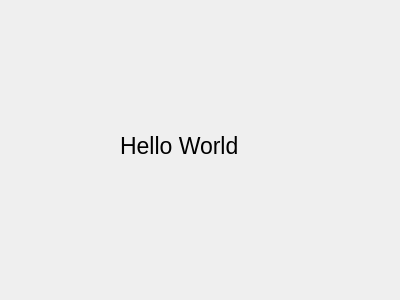
Qt form TortoiseDialog.ui (zeroreserve/tortoise) before a commit.
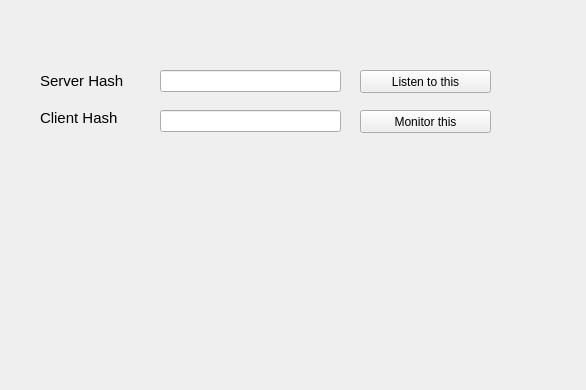
The same form after that commit.

Commit message: set the hashes from the dialog

```diff
--- a/TortoiseDialog.ui
+++ b/TortoiseDialog.ui
@@ -6,8 +6,8 @@
    <rect>
     <x>0</x>
     <y>0</y>
-    <width>400</width>
-    <height>300</height>
+    <width>586</width>
+    <height>390</height>
    </rect>
   </property>
   <property name="windowTitle">
@@ -16,19 +16,86 @@
   <widget class="QLabel" name="label">
    <property name="geometry">
     <rect>
-     <x>120</x>
-     <y>130</y>
-     <width>161</width>
-     <height>31</height>
+     <x>40</x>
+     <y>70</y>
+     <width>101</width>
+     <height>21</height>
     </rect>
    </property>
    <property name="font">
     <font>
-     <pointsize>17</pointsize>
+     <pointsize>11</pointsize>
     </font>
    </property>
    <property name="text">
-    <string>Hello World</string>
+    <string>Server Hash</string>
+   </property>
+  </widget>
+  <widget class="QLineEdit" name="serverHash">
+   <property name="geometry">
+    <rect>
+     <x>160</x>
+     <y>70</y>
+     <width>181</width>
+     <height>22</height>
+    </rect>
+   </property>
+  </widget>
+  <widget class="QPushButton" name="serverHashButton">
+   <property name="geometry">
+    <rect>
+     <x>360</x>
+     <y>70</y>
+     <width>131</width>
+     <height>23</height>
+    </rect>
+   </property>
+   <property name="text">
+    <string>Listen to this</string>
+   </property>
+  </widget>
+  <widget class="QLineEdit" name="clientHash">
+   <property name="geometry">
+    <rect>
+     <x>160</x>
+     <y>110</y>
+     <width>181</width>
+     <height>22</height>
+    </rect>
+   </property>
+  </widget>
+  <widget class="QLabel" name="label_2">
+   <property name="geometry">
+    <rect>
+     <x>40</x>
+     <y>110</y>
+     <width>101</width>
+     <height>16</height>
+    </rect>
+   </property>
+   <property name="font">
+    <font>
+     <pointsize>11</pointsize>
+    </font>
+   </property>
+   <property name="toolTip">
+    <string>&lt;html&gt;&lt;head/&gt;&lt;body&gt;&lt;p&gt;Enter a string here, and the same string in the Server Hash field on the Server computer.&lt;/p&gt;&lt;p&gt;This string will usually be a hash of some data on production software. Here, anything will do.&lt;/p&gt;&lt;/body&gt;&lt;/html&gt;</string>
+   </property>
+   <property name="text">
+    <string>Client Hash</string>
+   </property>
+  </widget>
+  <widget class="QPushButton" name="clientHashButton">
+   <property name="geometry">
+    <rect>
+     <x>360</x>
+     <y>110</y>
+     <width>131</width>
+     <height>23</height>
+    </rect>
+   </property>
+   <property name="text">
+    <string>Monitor this</string>
    </property>
   </widget>
  </widget>
```
Left out of the diff: 3 changed lines with no effect on the pictures. The commit also changes 7 other files.
